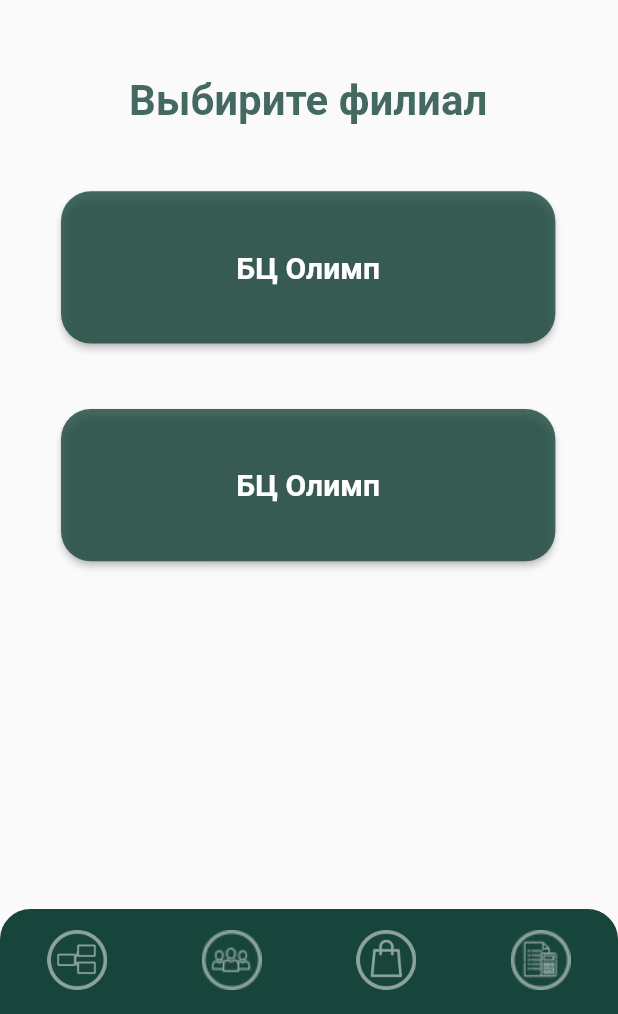
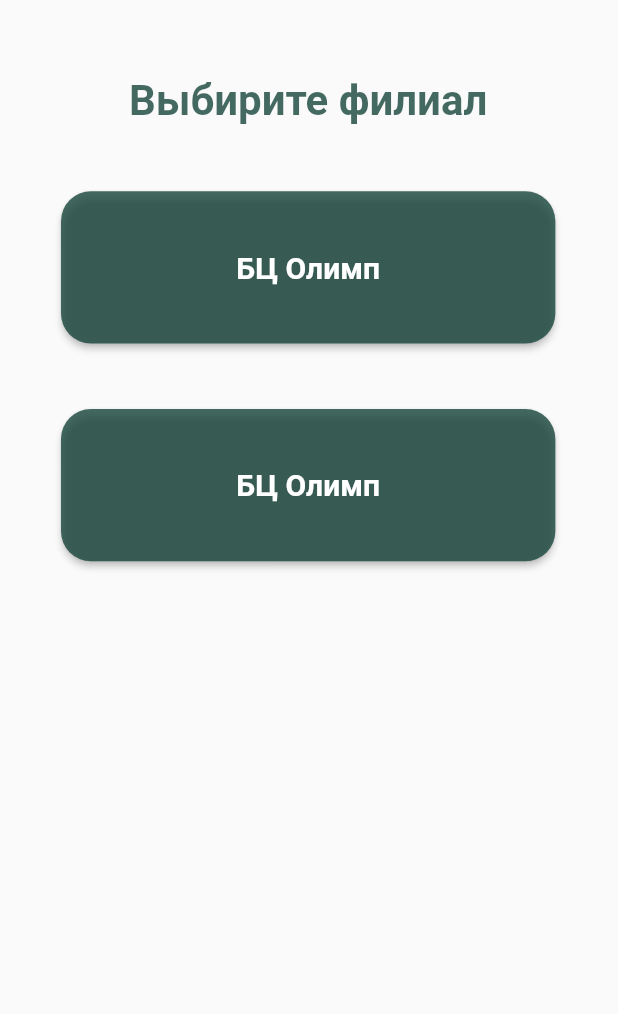
Before and after one commit to 3sss21/ITC, a Flutter app: the screen it shows after launch, after a tap on "БЦ Олимп", on a phone screen of 412 x 824 dp, the part 222-1236 px from its top. Run offline on Flutter 3.47's test engine with Material 2 defaults, Android fonts, the light colour scheme and no system bars; our stand-ins replace bloc, cached_network_image, dio, flutter_bloc, flutter_screenutil.

Commit message:
IsUser_Screen

```diff
--- /dev/null
+++ b/lib/screens/isUser_screen/isUser_screen.dart
@@ -0,0 +1,46 @@
+import 'package:cashback_app/commons/theme_helper.dart';
+import 'package:cashback_app/global_widgets/feliz_logo_widget.dart';
+import 'package:cashback_app/screens/seller/screens/branch_screen/local_widget/branch_button.dart';
+import 'package:flutter/material.dart';
+import 'package:flutter_screenutil/flutter_screenutil.dart';
+
+class IsUserScreen extends StatelessWidget {
+  const IsUserScreen({Key? key}) : super(key: key);
+
+  @override
+  Widget build(BuildContext context) {
+    return Scaffold(
+      body: Stack(
+        children: <Widget>[
+          const FelizLogoWidget(),
+          Positioned(
+            top: 196.h,
+            left: 37.w,
+            child: Column(
+              children: [
+                Text(
+                  "Выбирите филиал",
+                  style: TextStyle(
+                    fontSize: 28,
+                    fontWeight: FontWeight.w700,
+                    color: ThemeHelper.green80,
+                  ),
+                ),
+                SizedBox(height: 43.h),
+                BranchButton(
+                  titleOfBranch: "БЦ Олимп",
+                  function: () {},
+                ),
+                SizedBox(height: 43.h),
+                BranchButton(
+                  titleOfBranch: "БЦ Олимп",
+                  function: () {},
+                ),
+              ],
+            ),
+          ),
+        ],
+      ),
+    );
+  }
+}
--- a/lib/screens/splash_screen/splash_screen.dart
+++ b/lib/screens/splash_screen/splash_screen.dart
@@ -1,4 +1,5 @@
 import 'package:cashback_app/screens/byuer/buyer_navigation_widget.dart/buyer_navigation_widget.dart';
+import 'package:cashback_app/screens/isUser_screen/isUser_screen.dart';
 import 'package:cashback_app/screens/seller/seller_navigation/seller_navigation_widget.dart';
 import 'package:flutter/material.dart';
 import 'package:flutter_screenutil/flutter_screenutil.dart';
@@ -25,7 +26,8 @@ class _SplashScreenState extends State<SplashScreen> {
     return Navigator.pushReplacement(
       context,
       MaterialPageRoute(
-        builder: (context) => const SellerNavigationWidget(currentIndex: 0),
+        builder: (context) => const IsUserScreen(),
+        // const SellerNavigationWidget(currentIndex: 0),
       ),
     );
   }
```
